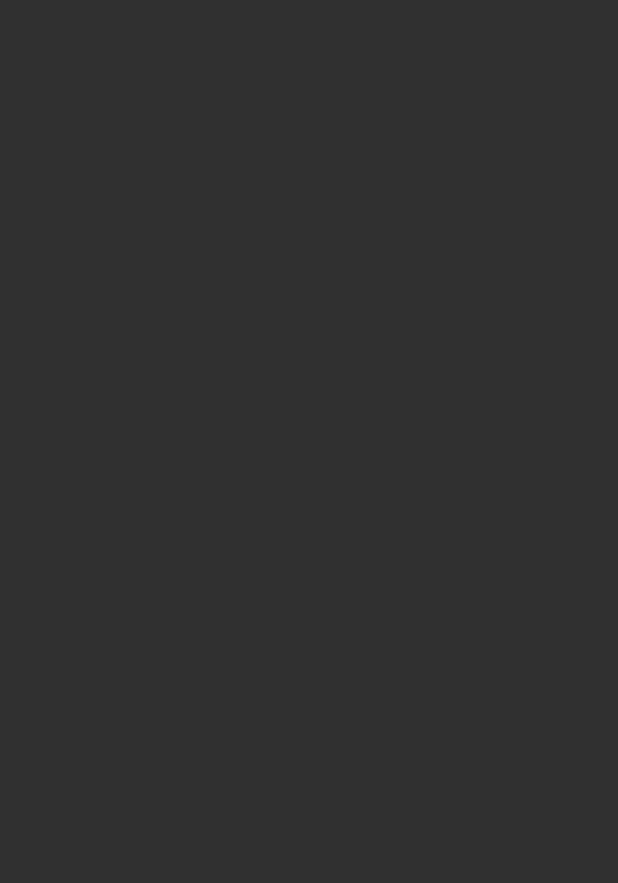
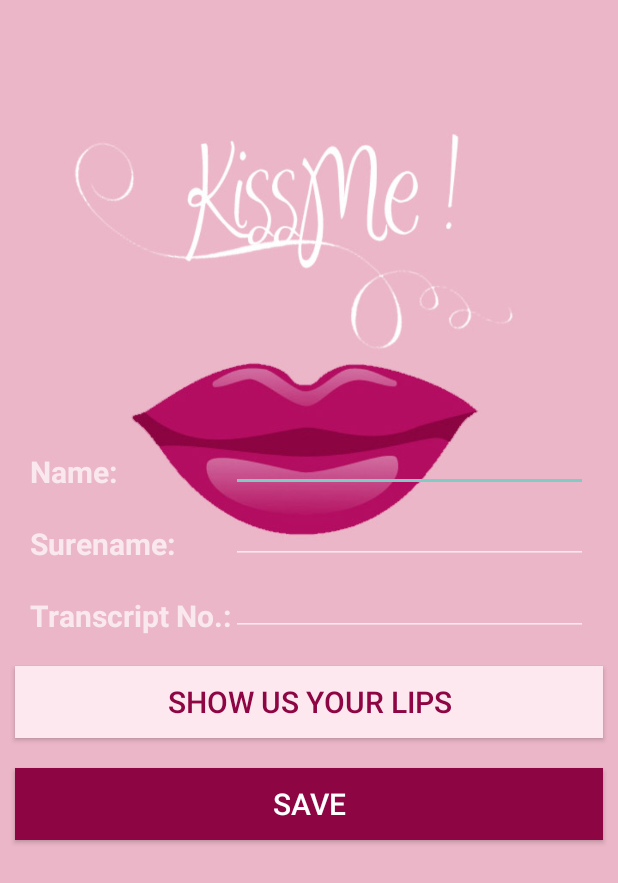
Before and after one commit to elimamos/kissme, an Android app: the AddNewUser screen opened directly, with no data from a screen before it, on a phone screen of 412 x 824 dp. Before the commit the part shown is empty. Shown: the top 883 px of the screen. Run offline under Robolectric (Android 15) with nearby library versions, the phone set to English and light mode, and no system bars.

Commit message:
Initial commit

```diff
--- a/app/src/main/java/com/example/elisa/kissmekate/AddNewUser.java
+++ b/app/src/main/java/com/example/elisa/kissmekate/AddNewUser.java
@@ -2,6 +2,10 @@ package com.example.elisa.kissmekate;
 
 import android.support.v7.app.AppCompatActivity;
 import android.os.Bundle;
+import android.support.v7.app.NotificationCompat;
+import android.view.View;
+import android.widget.EditText;
+import android.widget.Toast;
 
 public class AddNewUser extends AppCompatActivity {
 
@@ -10,4 +14,41 @@ public class AddNewUser extends AppCompatActivity {
         super.onCreate(savedInstanceState);
         setContentView(R.layout.activity_add_new_user);
     }
+
+    public void saveUser(View view) {
+        EditText nameInput = (EditText) findViewById(R.id.nameInput);
+        EditText surename=(EditText)findViewById(R.id.surnameInput);
+        EditText index= (EditText) findViewById(R.id.indexInput);
+        String nameImputString=nameInput.getText().toString();
+        String surenameString=surename.getText().toString();
+        int indexInt=0;
+
+        if(nameImputString==null||surenameString==null||index.getText().toString()==null){
+            Toast.makeText(this,getResources().getString(R.string.emptyfields),Toast.LENGTH_LONG);
+            makeNotification();
+
+        }
+        else if(nameImputString.equals("")||surenameString.equals("")||index.getText().toString().equals("")){
+            Toast.makeText(this,getResources().getString(R.string.emptyfields),Toast.LENGTH_LONG);
+           // makeNotification();
+
+        }
+        else{
+            indexInt= Integer.parseInt(index.getText().toString());
+
+            Toast.makeText(this,"User added!",Toast.LENGTH_LONG);
+
+            User newUser = new User(nameImputString,surenameString,indexInt);
+            makeNotification();
+
+        }
+    }
+    private void makeNotification(){
+        NotificationCompat.Builder mBuilder = new NotificationCompat.Builder(this);
+        mBuilder.setSmallIcon(R.drawable.background);
+        mBuilder.setContentTitle("Notification Alert, Click Me!");
+        mBuilder.setContentText("Hi, This is Android Notification Detail!");
+        mBuilder.build();
+
+    }
 }
--- /dev/null
+++ b/app/src/main/java/com/example/elisa/kissmekate/User.java
@@ -0,0 +1,17 @@
+package com.example.elisa.kissmekate;
+
+/**
+ * Created by Elisa on 2017-10-24.
+ */
+
+public class User {
+  String userName;
+  String surname;
+   int index;
+    User(String uName, String sname, int ind){
+        userName=uName;
+        surname=sname;
+        index=ind;
+    }
+
+}
--- a/app/src/main/res/layout/activity_add_new_user.xml
+++ b/app/src/main/res/layout/activity_add_new_user.xml
@@ -1,10 +1,124 @@
 <?xml version="1.0" encoding="utf-8"?>
-<RelativeLayout xmlns:android="http://schemas.android.com/apk/res/android"
+<LinearLayout xmlns:android="http://schemas.android.com/apk/res/android"
     xmlns:app="http://schemas.android.com/apk/res-auto"
     xmlns:tools="http://schemas.android.com/tools"
     android:layout_width="match_parent"
-    android:layout_height="match_parent"
+    android:layout_height="wrap_content"
+    android:background="@drawable/bckgrndfinal"
+    android:orientation="vertical"
     tools:context="com.example.elisa.kissmekate.AddNewUser">
 
 
-</RelativeLayout>
+    <LinearLayout
+        android:layout_width="match_parent"
+        android:layout_height="wrap_content"
+        android:layout_marginLeft="20dp"
+        android:layout_marginRight="20dp"
+        android:layout_marginTop="280dp"
+        android:layout_weight="0.00"
+        android:orientation="horizontal">
+
+        <LinearLayout
+            android:layout_width="wrap_content"
+            android:layout_height="match_parent"
+            android:orientation="vertical">
+
+            <TextView
+                android:id="@+id/nameLabel"
+                android:layout_width="match_parent"
+                android:layout_height="wrap_content"
+                android:layout_gravity="center"
+                android:layout_weight="1"
+                android:foregroundGravity="center"
+                android:gravity="bottom|center_vertical"
+                android:text="Name:"
+                android:textSize="20dp"
+                android:textStyle="bold" />
+
+            <TextView
+                android:id="@+id/surnameLabel"
+                android:layout_width="match_parent"
+                android:layout_height="wrap_content"
+                android:layout_weight="1"
+                android:gravity="bottom|center_vertical"
+                android:text="Surename:"
+                android:textSize="20dp"
+                android:textStyle="bold" />
+
+            <TextView
+                android:id="@+id/indexLabel"
+                android:layout_width="match_parent"
+                android:layout_height="wrap_content"
+                android:layout_weight="1"
+                android:gravity="bottom|center_vertical"
+                android:text="Transcript No.:"
+                android:textSize="20dp"
+                android:textStyle="bold" />
+        </LinearLayout>
+
+        <LinearLayout
+            android:layout_width="match_parent"
+            android:layout_height="match_parent"
+            android:layout_weight="1"
+            android:orientation="vertical">
+
+            <EditText
+                android:id="@+id/nameInput"
+                android:layout_width="match_parent"
+                android:layout_height="wrap_content"
+                android:layout_weight="1"
+                android:ems="10"
+                android:inputType="textPersonName"
+                android:textSize="20dp" />
+
+            <EditText
+                android:id="@+id/surnameInput"
+                android:layout_width="match_parent"
+                android:layout_height="wrap_content"
+                android:layout_weight="1"
+                android:ems="10"
+                android:inputType="textPersonName"
+                android:textSize="20dp" />
+
+            <EditText
+                android:id="@+id/indexInput"
+                android:layout_width="match_parent"
+                android:layout_height="wrap_content"
+                android:layout_weight="1"
+                android:ems="10"
+                android:inputType="textPersonName"
+                android:textSize="20dp" />
+
+        </LinearLayout>
+
+    </LinearLayout>
+
+    <Button
+        android:id="@+id/lipsearcher"
+        android:layout_width="match_parent"
+        android:layout_height="wrap_content"
+        android:layout_marginLeft="10dp"
+        android:layout_marginRight="10dp"
+        android:layout_marginTop="20dp"
+        android:layout_weight="0.00"
+        android:background="@color/lightBackground"
+        android:gravity="center"
+        android:onClick="openCam"
+        android:text="Show us your lips"
+        android:textColor="@color/colorPrimaryDark"
+        android:textSize="20dp" />
+
+    <Button
+        android:id="@+id/save"
+        android:layout_width="match_parent"
+        android:layout_height="wrap_content"
+        android:layout_marginLeft="10dp"
+        android:layout_marginRight="10dp"
+        android:layout_marginTop="20dp"
+        android:layout_weight="0.00"
+        android:background="@color/colorPrimaryDark"
+        android:onClick="saveUser"
+        android:text="SAVE"
+        android:textSize="20dp" />
+
+</LinearLayout>
--- a/app/src/main/res/values/strings.xml
+++ b/app/src/main/res/values/strings.xml
@@ -91,4 +91,5 @@
         "when a user tries to pick up one of cards.\n\n"
     </string>
     <string name="action_settings">Settings</string>
+    <string name="emptyfields">Empty form fields! Please fill all data in!</string>
 </resources>
```
